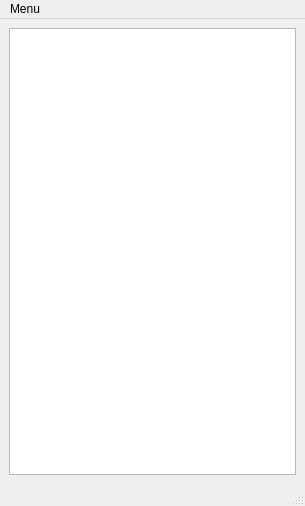
First picture: the form in wrp_main.ui, repository zinzin68/WRP, before the edit.
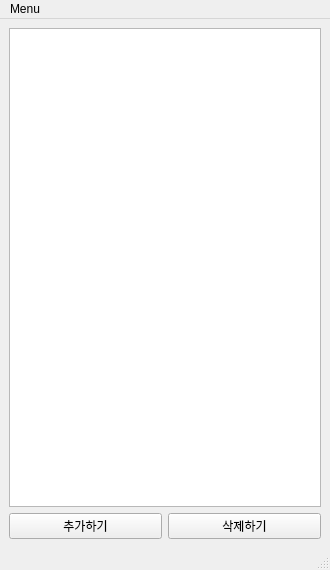
Second picture: the form after the edit.

```diff
--- a/wrp_main.ui
+++ b/wrp_main.ui
@@ -6,8 +6,8 @@
    <rect>
     <x>0</x>
     <y>0</y>
-    <width>305</width>
-    <height>506</height>
+    <width>330</width>
+    <height>570</height>
    </rect>
   </property>
   <property name="windowTitle">
@@ -18,6 +18,24 @@
     <item row="0" column="0">
      <widget class="QListWidget" name="wordList"/>
     </item>
+    <item row="1" column="0">
+     <layout class="QHBoxLayout" name="horizontalLayout">
+      <item>
+       <widget class="QPushButton" name="addButton">
+        <property name="text">
+         <string>추가하기</string>
+        </property>
+       </widget>
+      </item>
+      <item>
+       <widget class="QPushButton" name="deleteButton">
+        <property name="text">
+         <string>삭제하기</string>
+        </property>
+       </widget>
+      </item>
+     </layout>
+    </item>
    </layout>
   </widget>
   <widget class="QMenuBar" name="menubar">
@@ -25,7 +43,7 @@
     <rect>
      <x>0</x>
      <y>0</y>
-     <width>305</width>
+     <width>330</width>
      <height>22</height>
     </rect>
    </property>
```
